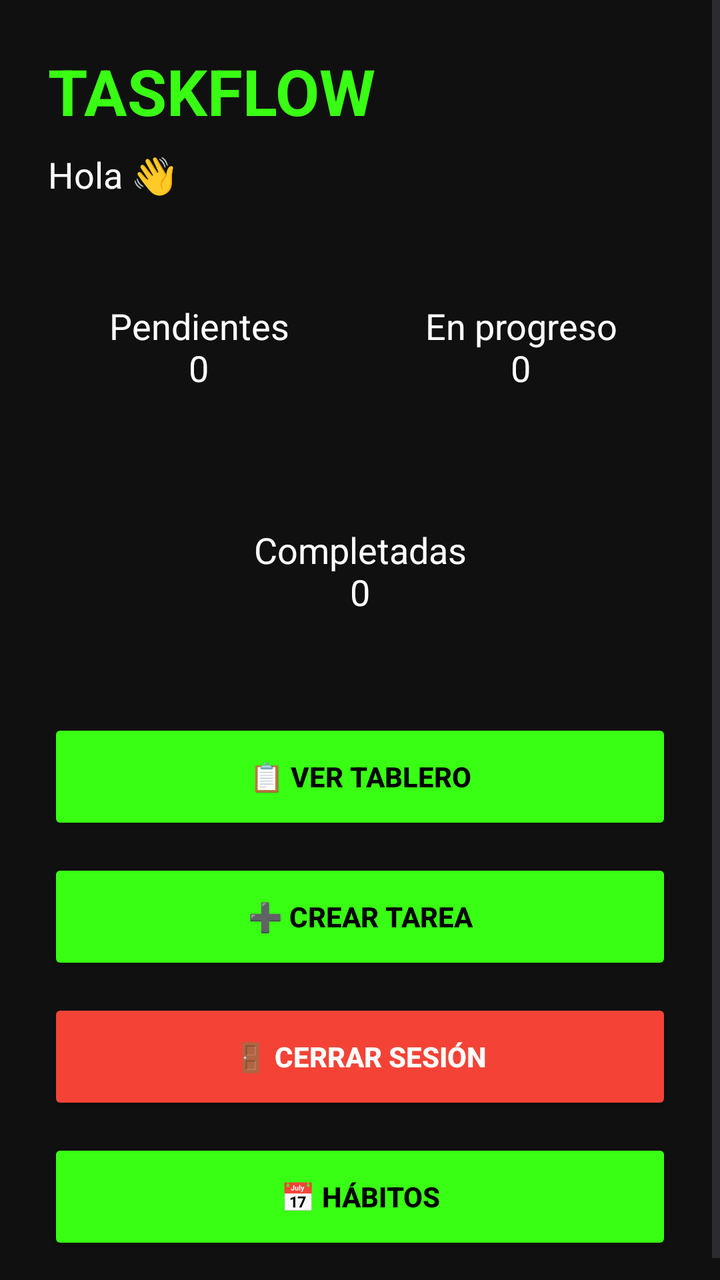
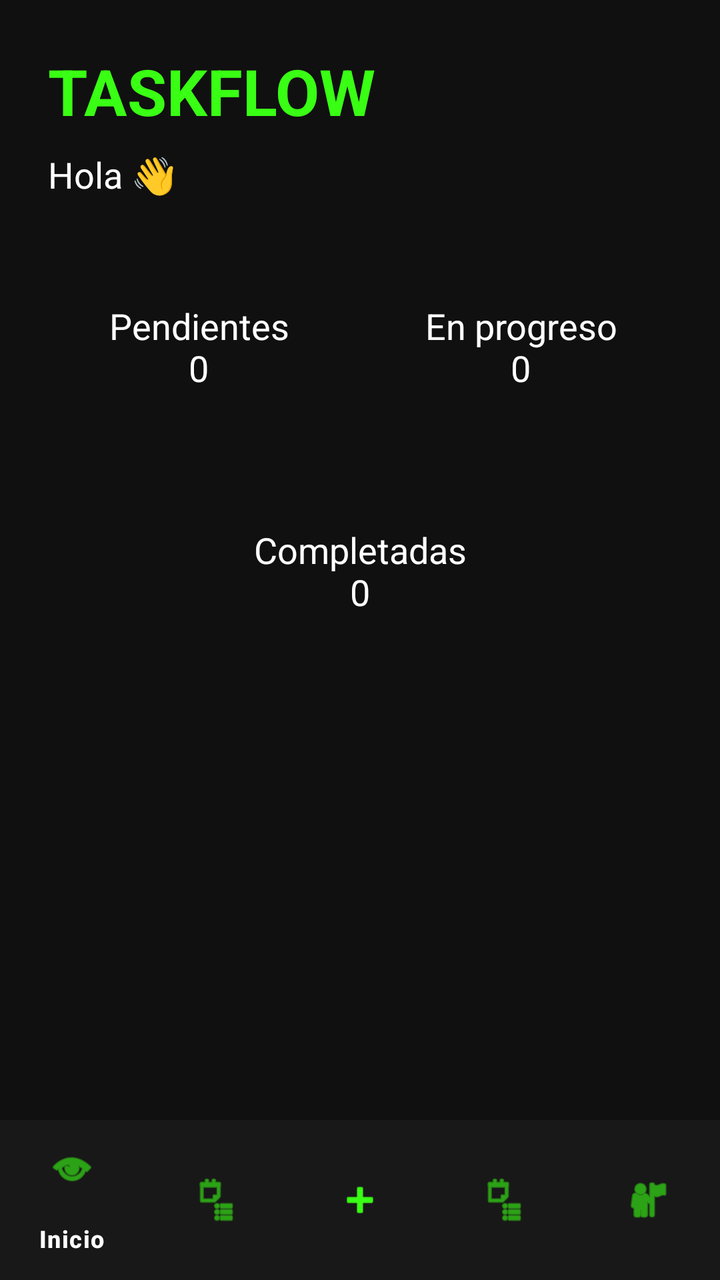

An Android layout rendered at two revisions. The XML below is the earlier revision; the diff shows what the commit changed to produce the second picture.
<!-- AndroidManifest.xml: application theme Theme.TaskFlow -->
<!-- res/layout/activity_dashboard.xml -->
<?xml version="1.0" encoding="utf-8"?>
<ScrollView xmlns:android="http://schemas.android.com/apk/res/android"
    android:layout_width="match_parent"
    android:layout_height="match_parent"
    android:background="#101010">

    <LinearLayout
        android:layout_width="match_parent"
        android:layout_height="wrap_content"
        android:orientation="vertical"
        android:padding="24dp">

        <TextView
            android:layout_width="wrap_content"
            android:layout_height="wrap_content"
            android:text="TASKFLOW"
            android:textColor="#39FF14"
            android:textSize="32sp"
            android:textStyle="bold" />

        <TextView
            android:id="@+id/tvWelcome"
            android:layout_width="wrap_content"
            android:layout_height="wrap_content"
            android:layout_marginTop="8dp"
            android:text="Hola 👋"
            android:textColor="#FFFFFF"
            android:textSize="18sp" />

        

        <LinearLayout
            android:layout_width="match_parent"
            android:layout_height="wrap_content"
            android:layout_marginTop="24dp"
            android:orientation="horizontal">

            <TextView
                android:id="@+id/tvPending"
                android:layout_width="0dp"
                android:layout_height="100dp"
                android:layout_weight="1"
                android:background="@drawable/neon_background"
                android:gravity="center"
                android:text="Pendientes\n0"
                android:textColor="#FFFFFF"
                android:textSize="18sp" />

            <Space
                android:layout_width="10dp"
                android:layout_height="wrap_content" />

            <TextView
                android:id="@+id/tvProgress"
                android:layout_width="0dp"
                android:layout_height="100dp"
                android:layout_weight="1"
                android:background="@drawable/neon_background"
                android:gravity="center"
                android:text="En progreso\n0"
                android:textColor="#FFFFFF"
                android:textSize="18sp" />
        </LinearLayout>

        <TextView
            android:id="@+id/tvCompleted"
            android:layout_width="match_parent"
            android:layout_height="100dp"
            android:layout_marginTop="12dp"
            android:background="@drawable/neon_background"
            android:gravity="center"
            android:text="Completadas\n0"
            android:textColor="#FFFFFF"
            android:textSize="18sp" />

        

        <Button
            android:id="@+id/btnKanban"
            android:layout_width="match_parent"
            android:layout_height="58dp"
            android:layout_marginTop="24dp"
            android:backgroundTint="#39FF14"
            android:text="📋 VER TABLERO"
            android:textColor="#000000"
            android:textStyle="bold" />

        <Button
            android:id="@+id/btnCreateTask"
            android:layout_width="match_parent"
            android:layout_height="58dp"
            android:layout_marginTop="12dp"
            android:backgroundTint="#39FF14"
            android:text="➕ CREAR TAREA"
            android:textColor="#000000"
            android:textStyle="bold" />

        <Button
            android:id="@+id/btnLogout"
            android:layout_width="match_parent"
            android:layout_height="58dp"
            android:layout_marginTop="12dp"
            android:backgroundTint="#F44336"
            android:text="🚪 CERRAR SESIÓN"
            android:textColor="#FFFFFF"
            android:textStyle="bold" />

        <Button
            android:id="@+id/btnHabitos"
            android:layout_width="match_parent"
            android:layout_height="58dp"
            android:layout_marginTop="12dp"
            android:backgroundTint="#39FF14"
            android:text="📅 HÁBITOS"
            android:textColor="#000000"
            android:textStyle="bold"/>
    </LinearLayout>

</ScrollView>
<!-- resources referenced by this layout -->
<resources>
  <!-- drawable neon_background (drawable) -->
  <?xml version="1.0" encoding="utf-8"?>
  <selector xmlns:android="http://schemas.android.com/apk/res/android">
  
  </selector>
  <style name="Theme.TaskFlow" parent="Base.Theme.TaskFlow" />
  <style name="Base.Theme.TaskFlow" parent="Theme.Material3.DayNight.NoActionBar">
          
          
      </style>
</resources>

<!-- the commit's change to res/layout/activity_dashboard.xml (unified diff, before → after) -->
@@ -1,119 +1,96 @@
 <?xml version="1.0" encoding="utf-8"?>
-<ScrollView xmlns:android="http://schemas.android.com/apk/res/android"
+<LinearLayout xmlns:android="http://schemas.android.com/apk/res/android"
+    xmlns:app="http://schemas.android.com/apk/res-auto"
     android:layout_width="match_parent"
     android:layout_height="match_parent"
+    android:orientation="vertical"
     android:background="#101010">
 
-    <LinearLayout
+    <ScrollView
         android:layout_width="match_parent"
-        android:layout_height="wrap_content"
-        android:orientation="vertical"
-        android:padding="24dp">
-
-        <TextView
-            android:layout_width="wrap_content"
-            android:layout_height="wrap_content"
-            android:text="TASKFLOW"
-            android:textColor="#39FF14"
-            android:textSize="32sp"
-            android:textStyle="bold" />
-
-        <TextView
-            android:id="@+id/tvWelcome"
-            android:layout_width="wrap_content"
-            android:layout_height="wrap_content"
-            android:layout_marginTop="8dp"
-            android:text="Hola 👋"
-            android:textColor="#FFFFFF"
-            android:textSize="18sp" />
-
-        
+        android:layout_height="0dp"
+        android:layout_weight="1">
 
         <LinearLayout
             android:layout_width="match_parent"
             android:layout_height="wrap_content"
-            android:layout_marginTop="24dp"
-            android:orientation="horizontal">
+            android:orientation="vertical"
+            android:padding="24dp">
 
             <TextView
-                android:id="@+id/tvPending"
-                android:layout_width="0dp"
-                android:layout_height="100dp"
-                android:layout_weight="1"
-                android:background="@drawable/neon_background"
-                android:gravity="center"
-                android:text="Pendientes\n0"
+                android:layout_width="wrap_content"
+                android:layout_height="wrap_content"
+                android:text="TASKFLOW"
+                android:textColor="#39FF14"
+                android:textSize="32sp"
+                android:textStyle="bold" />
+
+            <TextView
+                android:id="@+id/tvWelcome"
+                android:layout_width="wrap_content"
+                android:layout_height="wrap_content"
+                android:layout_marginTop="8dp"
+                android:text="Hola 👋"
                 android:textColor="#FFFFFF"
                 android:textSize="18sp" />
 
-            <Space
-                android:layout_width="10dp"
-                android:layout_height="wrap_content" />
+            <LinearLayout
+                android:layout_width="match_parent"
+                android:layout_height="wrap_content"
+                android:layout_marginTop="24dp"
+                android:orientation="horizontal">
+
+                <TextView
+                    android:id="@+id/tvPending"
+                    android:layout_width="0dp"
+                    android:layout_height="100dp"
+                    android:layout_weight="1"
+                    android:background="@drawable/neon_background"
+                    android:gravity="center"
+                    android:text="Pendientes\n0"
+                    android:textColor="#FFFFFF"
+                    android:textSize="18sp" />
+
+                <Space
+                    android:layout_width="10dp"
+                    android:layout_height="wrap_content" />
+
+                <TextView
+                    android:id="@+id/tvProgress"
+                    android:layout_width="0dp"
+                    android:layout_height="100dp"
+                    android:layout_weight="1"
+                    android:background="@drawable/neon_background"
+                    android:gravity="center"
+                    android:text="En progreso\n0"
+                    android:textColor="#FFFFFF"
+                    android:textSize="18sp" />
+
+            </LinearLayout>
 
             <TextView
-                android:id="@+id/tvProgress"
-                android:layout_width="0dp"
+                android:id="@+id/tvCompleted"
+                android:layout_width="match_parent"
                 android:layout_height="100dp"
-                android:layout_weight="1"
+                android:layout_marginTop="12dp"
                 android:background="@drawable/neon_background"
                 android:gravity="center"
-                android:text="En progreso\n0"
+                android:text="Completadas\n0"
                 android:textColor="#FFFFFF"
                 android:textSize="18sp" />
+
         </LinearLayout>
 
-        <TextView
-            android:id="@+id/tvCompleted"
-            android:layout_width="match_parent"
-            android:layout_height="100dp"
-            android:layout_marginTop="12dp"
-            android:background="@drawable/neon_background"
-            android:gravity="center"
-            android:text="Completadas\n0"
-            android:textColor="#FFFFFF"
-            android:textSize="18sp" />
+    </ScrollView>
 
-        
+    <com.google.android.material.bottomnavigation.BottomNavigationView
+        android:id="@+id/bottomNavigation"
+        android:layout_width="match_parent"
+        android:layout_height="wrap_content"
+        android:background="#181818"
+        app:itemIconTint="#39FF14"
+        app:itemRippleColor="#2039FF14"
+        app:itemTextColor="#FFFFFF"
+        app:menu="@menu/bottom_nav_menu" />
 
-        <Button
-            android:id="@+id/btnKanban"
-            android:layout_width="match_parent"
-            android:layout_height="58dp"
-            android:layout_marginTop="24dp"
-            android:backgroundTint="#39FF14"
-            android:text="📋 VER TABLERO"
-            android:textColor="#000000"
-            android:textStyle="bold" />
-
-        <Button
-            android:id="@+id/btnCreateTask"
-            android:layout_width="match_parent"
-            android:layout_height="58dp"
-            android:layout_marginTop="12dp"
-            android:backgroundTint="#39FF14"
-            android:text="➕ CREAR TAREA"
-            android:textColor="#000000"
-            android:textStyle="bold" />
-
-        <Button
-            android:id="@+id/btnLogout"
-            android:layout_width="match_parent"
-            android:layout_height="58dp"
-            android:layout_marginTop="12dp"
-            android:backgroundTint="#F44336"
-            android:text="🚪 CERRAR SESIÓN"
-            android:textColor="#FFFFFF"
-            android:textStyle="bold" />
-
-        <Button
-            android:id="@+id/btnHabitos"
-            android:layout_width="match_parent"
-            android:layout_height="58dp"
-            android:layout_marginTop="12dp"
-            android:backgroundTint="#39FF14"
-            android:text="📅 HÁBITOS"
-            android:textColor="#000000"
-            android:textStyle="bold"/>
-    </LinearLayout>
-
-</ScrollView>
+</LinearLayout>
